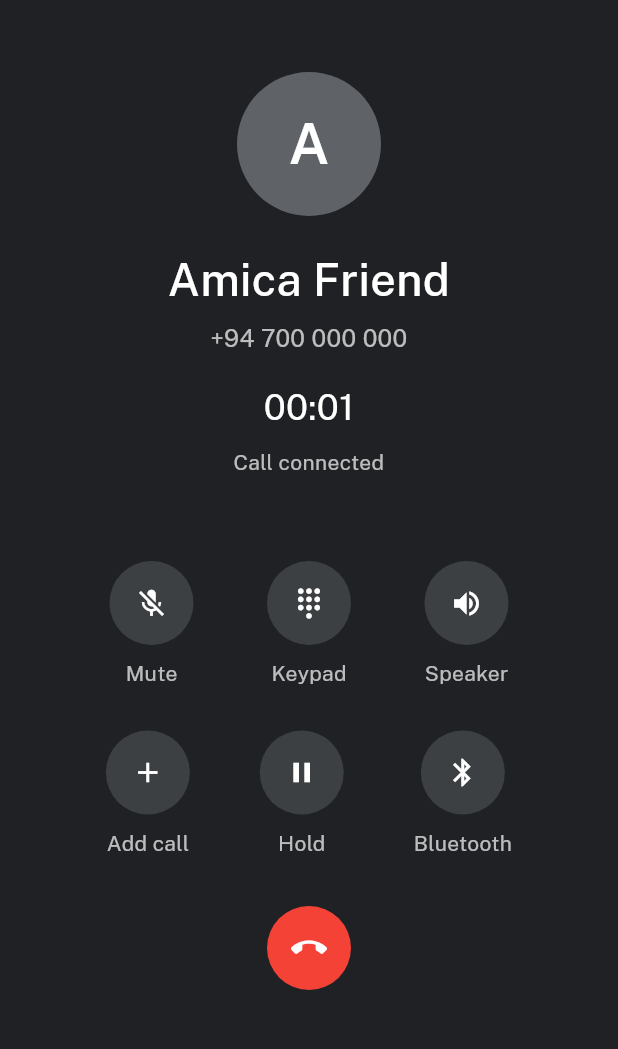
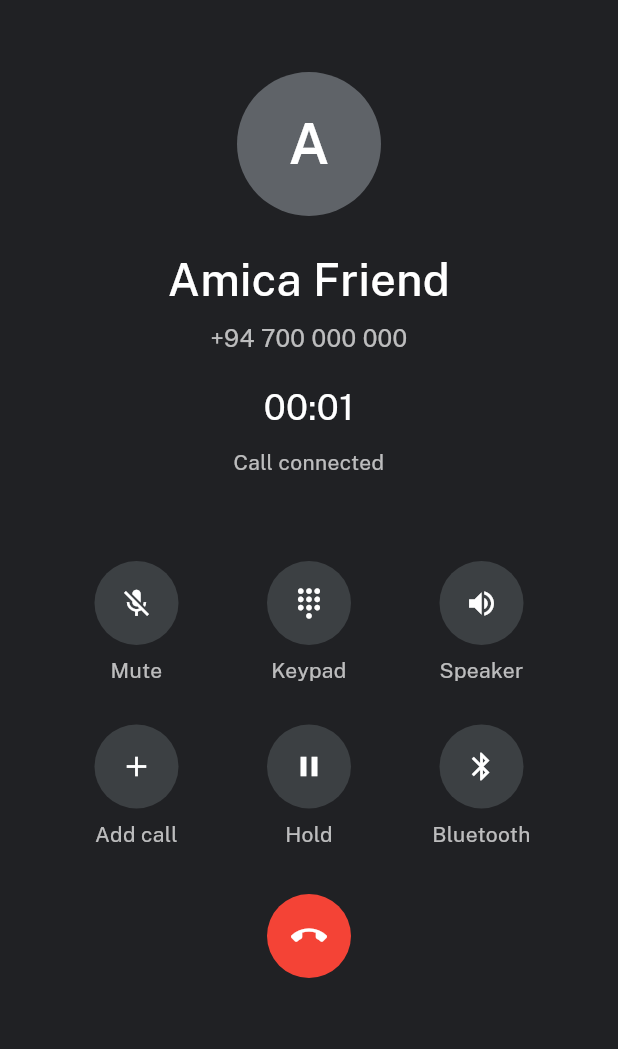
Before and after one commit to Kintsugi-Amica-AI/amica-mobile-app, a Flutter app: the FakeCallActiveScreen screen opened by its route, on a phone screen of 412 x 824 dp, the part 84-1133 px from its top. Run offline on Flutter 3.47's test engine with Material 3 defaults, Android fonts, the phone set to English and light mode, and no system bars; our stand-ins replace camera, cloud_firestore, cloud_functions, firebase_auth, firebase_core, firebase_messaging and 10 more; missing offline and left inert: google_mlkit_text_recognition, tflite_flutter; accounts and stored records are empty; project files that could hold a hidden picture were left out.

Commit message:
fix: Align buttons and improve label handling for better UI consistency

```diff
--- a/lib/features/fake_call/screens/fake_call_active_screen.dart
+++ b/lib/features/fake_call/screens/fake_call_active_screen.dart
@@ -332,7 +332,11 @@ class _FakeCallActiveScreenState extends State<FakeCallActiveScreen> {
               style: const TextStyle(color: Colors.white70),
             ),
             const SizedBox(height: 56),
+            // Top-aligned, equal-width slots: Sinhala and Tamil labels are longer
+            // and wrap to two lines, which must not push their circles out of
+            // line with the others.
             Row(
+              crossAxisAlignment: CrossAxisAlignment.start,
               mainAxisAlignment: MainAxisAlignment.spaceEvenly,
               children: [
                 _CallControlButton(icon: Icons.mic_off, label: loc.fakeCallActiveMute),
@@ -347,6 +351,7 @@ class _FakeCallActiveScreenState extends State<FakeCallActiveScreen> {
             ),
             const SizedBox(height: 28),
             Row(
+              crossAxisAlignment: CrossAxisAlignment.start,
               mainAxisAlignment: MainAxisAlignment.spaceEvenly,
               children: [
                 _CallControlButton(icon: Icons.add, label: loc.fakeCallActiveAddCall),
@@ -387,7 +392,9 @@ class _CallControlButton extends StatelessWidget {
 
   @override
   Widget build(BuildContext context) {
-    return Column(
+    return SizedBox(
+      width: 96,
+      child: Column(
         children: [
           GestureDetector(
             onTap: onTap,
@@ -402,8 +409,15 @@ class _CallControlButton extends StatelessWidget {
             ),
           ),
           const SizedBox(height: 8),
-        Text(label, style: const TextStyle(color: Colors.white70)),
+          Text(
+            label,
+            textAlign: TextAlign.center,
+            maxLines: 2,
+            overflow: TextOverflow.ellipsis,
+            style: const TextStyle(color: Colors.white70, height: 1.25),
+          ),
         ],
+      ),
     );
   }
 }
```
Also changed, not shown: lib/features/fake_call/screens/fake_call_screen.dart (+14 -2 lines). Lines whose indentation alone changed are shown as unchanged.
